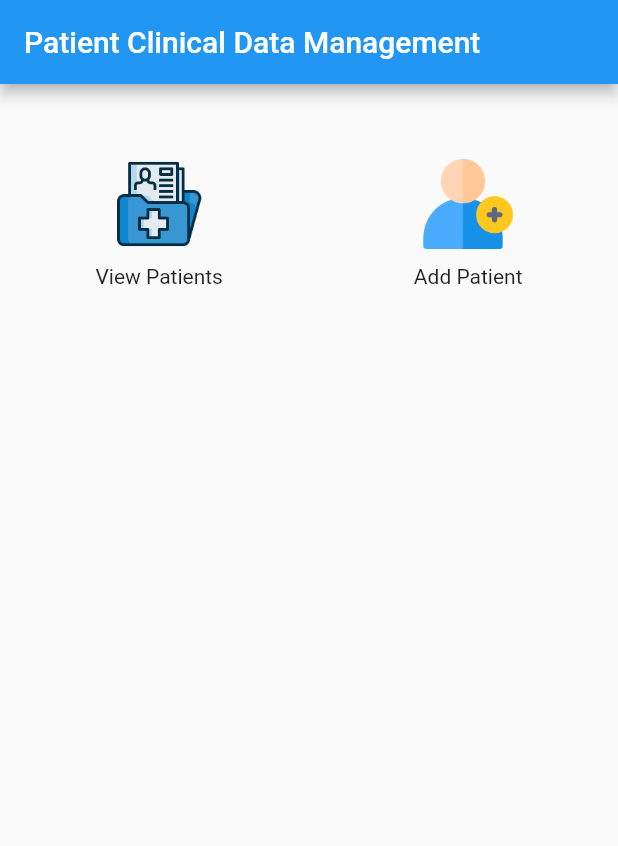
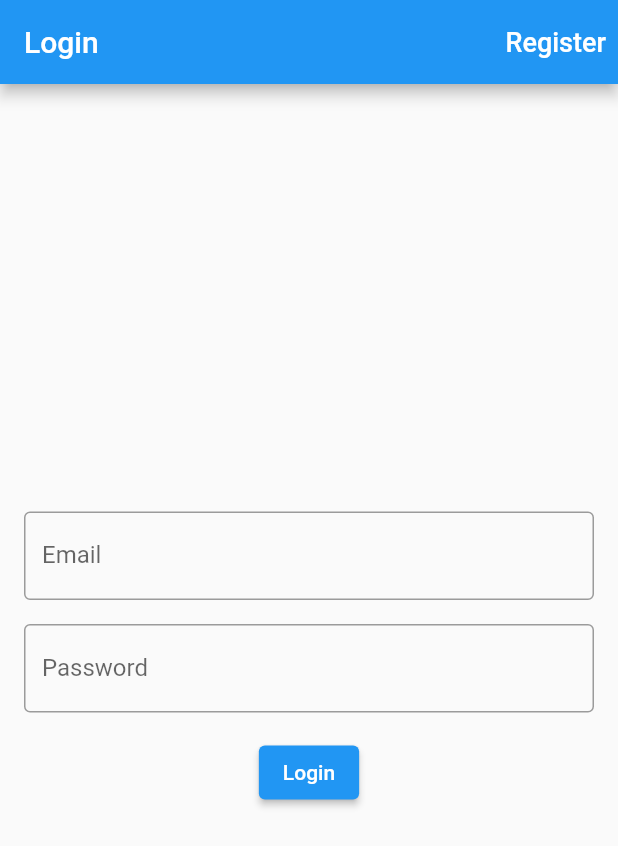
Before and after one commit to Nirajnepal/flutter-patient-app, a Flutter app: the screen it shows after launch, on a phone screen of 412 x 824 dp. Shown: the top 846 px of the screen. Run offline on Flutter 3.47's test engine with Material 2 defaults, Android fonts, the phone set to English and light mode, and no system bars.

```diff
--- a/lib/main.dart
+++ b/lib/main.dart
@@ -1,6 +1,9 @@
 import 'package:flutter/material.dart';
 import 'package:patient_app/models/patient.dart';
+import 'package:patient_app/models/user.dart';
 import 'package:patient_app/screens/home_screen.dart';
+import 'package:patient_app/screens/auth/login_screen.dart';
+import 'package:patient_app/screens/auth/register_screen.dart';
 import 'package:patient_app/screens/patient/patient_detail_screen.dart';
 import 'package:patient_app/screens/patient/patient_lists_screen.dart';
 import 'package:patient_app/screens/patient/add_patient_details_screen.dart';
@@ -20,6 +23,12 @@ class MyApp extends StatelessWidget {
     doctor: '',
   );
 
+  User user = User(
+    fullName: '',
+    email: '',
+    password: '',
+  );
+
   final GlobalKey<NavigatorState> navigatorKey = GlobalKey<NavigatorState>();
 
   @override
@@ -30,10 +39,14 @@ class MyApp extends StatelessWidget {
         primarySwatch: Colors.blue,
       ),
       navigatorKey: navigatorKey,
-      initialRoute: '/',
+      initialRoute: '/login',
       routes: {
-        '/': (context) => HomeScreen(),
-        '/patients': (context) => PatientListScreen(),
+        '/home': (context) => HomeScreen(
+              user: user,
+            ),
+        '/': (context) => const LoginScreen(),
+        '/register': (context) => const RegisterScreen(),
+        '/patients': (context) => const PatientListScreen(),
         '/patient_detail': (context) =>
             PatientDetailScreen(patient: patientData),
         '/add_patient': (context) => const AddPatientScreen(),
--- /dev/null
+++ b/lib/models/user.dart
@@ -0,0 +1,40 @@
+class User {
+  String? id;
+  String fullName;
+  String email;
+  String password;
+  String? token;
+
+  User({
+    this.id,
+    required this.fullName,
+    required this.email,
+    required this.password,
+    this.token,
+  });
+
+  factory User.fromJson(Map<String, dynamic> json) {
+    return User(
+      id: json['_id'],
+      fullName: json['full_name'],
+      email: json['email'],
+      password: json['password'],
+      token: json['token'],
+    );
+  }
+
+  Map<String, dynamic> toJson() {
+    return {
+      '_id': id,
+      'full_name': fullName,
+      'email': email,
+      'password': password,
+      'token': token,
+    };
+  }
+
+  @override
+  String toString() {
+    return 'User: { _id: $id, fullName: $fullName, email: $email, password: $password, token: $token }';
+  }
+}
--- /dev/null
+++ b/lib/screens/auth/login_screen.dart
@@ -0,0 +1,122 @@
+import 'package:flutter/material.dart';
+import 'package:patient_app/models/user.dart';
+import 'package:patient_app/screens/home_screen.dart';
+import 'package:patient_app/screens/services/auth.services.dart';
+
+class LoginScreen extends StatefulWidget {
+  const LoginScreen({Key? key}) : super(key: key);
+
+  @override
+  _LoginScreenState createState() => _LoginScreenState();
+}
+
+class _LoginScreenState extends State<LoginScreen> {
+  final AuthService authService = AuthService();
+  final GlobalKey<FormState> _formKey = GlobalKey<FormState>();
+  final _user = User(fullName: '', email: '', password: '');
+
+  bool _isLoading = false;
+  String _errorMessage = '';
+  String email = '';
+  String password = '';
+  bool success = false;
+
+  void _login() async {
+    if (_formKey.currentState!.validate()) {
+      _formKey.currentState!.save();
+      setState(() {
+        _isLoading = true;
+      });
+      try {
+        User loggedInUser = await authService.loginUser(
+          email: _user.email,
+          password: _user.password,
+        );
+
+        // ignore: use_build_context_synchronously
+        Navigator.of(context).pushReplacement(MaterialPageRoute(
+            builder: (context) => HomeScreen(user: loggedInUser)));
+      } catch (e) {
+        setState(() {
+          _isLoading = false;
+          _errorMessage = e.toString();
+        });
+      }
+    }
+  }
+
+  @override
+  Widget build(BuildContext context) {
+    return Scaffold(
+      appBar: AppBar(
+        title: const Text('Login'),
+        actions: [
+          TextButton(
+            onPressed: () {
+              Navigator.pushNamed(context, '/register');
+            },
+            child: const Text(
+              'Register',
+              style: TextStyle(color: Colors.white, fontSize: 18.0),
+            ),
+          ),
+        ],
+      ),
+      body: Padding(
+        padding: const EdgeInsets.all(16.0),
+        child: Form(
+          key: _formKey,
+          child: Column(
+            mainAxisAlignment: MainAxisAlignment.center,
+            children: [
+              TextFormField(
+                onSaved: (val) => setState(() => _user.email = val!),
+                validator: (value) {
+                  if (value!.isEmpty) {
+                    return 'Please enter an email';
+                  }
+                  return null;
+                },
+                keyboardType: TextInputType.emailAddress,
+                decoration: const InputDecoration(
+                  labelText: 'Email',
+                  border: OutlineInputBorder(),
+                ),
+              ),
+              const SizedBox(height: 16.0),
+              TextFormField(
+                onSaved: (val) => setState(() => _user.password = val!),
+                validator: (value) {
+                  if (value!.isEmpty) {
+                    return 'Please enter a password';
+                  }
+                  return null;
+                },
+                obscureText: true,
+                decoration: const InputDecoration(
+                  labelText: 'Password',
+                  border: OutlineInputBorder(),
+                ),
+              ),
+              const SizedBox(height: 16.0),
+              ElevatedButton(
+                onPressed: _isLoading ? null : _login,
+                child: _isLoading
+                    ? const CircularProgressIndicator()
+                    : const Text('Login'),
+              ),
+              if (_errorMessage.isNotEmpty)
+                Text(
+                  _errorMessage,
+                  style: const TextStyle(
+                    color: Colors.red,
+                    fontSize: 16.0,
+                  ),
+                ),
+            ],
+          ),
+        ),
+      ),
+    );
+  }
+}
--- a/lib/screens/patient/add_record_sceen.dart
+++ b/lib/screens/patient/add_record_sceen.dart
@@ -52,7 +52,7 @@ class _AddRecordScreenState extends State<AddRecordScreen> {
         );
 
         // ignore: use_build_context_synchronously
-        Navigator.push(
+        Navigator.pushReplacement(
             context,
             MaterialPageRoute(
               builder: (context) => PatientDetailScreen(
--- a/lib/screens/services/api.services.dart
+++ b/lib/screens/services/api.services.dart
@@ -3,7 +3,7 @@ import 'package:http/http.dart' as http;
 import 'package:patient_app/models/patient.dart';
 
 class APIService {
-  static const endpoint = 'http://192.168.0.20:8080/api';
+  static const endpoint = 'http://192.168.2.49:8080/api';
 
   // method to get all patients
   Future<List<Patient>> getPatients() async {
--- /dev/null
+++ b/lib/screens/services/auth.services.dart
@@ -0,0 +1,54 @@
+import 'dart:convert';
+import 'package:http/http.dart' as http;
+import '../../models/user.dart';
+
+class AuthService {
+  static const String _baseUrl = 'http://192.168.2.49:8080/api';
+  static const Map<String, String> _headers = {
+    'Content-Type': 'application/json'
+  };
+
+  Future<User> registerUser(
+      {required String fullName,
+      required String email,
+      required String password}) async {
+    const String apiUrl = '$_baseUrl/register';
+
+    final body = jsonEncode({
+      'full_name': fullName,
+      'email': email,
+      'password': password,
+    });
+
+    final response =
+        await http.post(Uri.parse(apiUrl), headers: _headers, body: body);
+    print(response.body);
+    if (response.statusCode == 201) {
+      return User.fromJson(jsonDecode(response.body));
+    } else {
+      throw Exception(response.body);
+    }
+  }
+
+  Future<User> loginUser(
+      {required String email, required String password}) async {
+    const String apiUrl = '$_baseUrl/login';
+
+    final body = jsonEncode({
+      'email': email,
+      'password': password,
+    });
+
+    final response =
+        await http.post(Uri.parse(apiUrl), headers: _headers, body: body);
+    if (response.statusCode == 200) {
+      final Map<String, dynamic> responseBody = jsonDecode(response.body);
+      final user = User.fromJson(responseBody['user']);
+      user.token = responseBody['token'];
+      // print(user);
+      return user;
+    } else {
+      throw Exception(response.body);
+    }
+  }
+}
```
Also changed, not shown: lib/screens/auth/register_screen.dart (added, +125 -0 lines), lib/screens/home_screen.dart (+35 -9 lines), lib/screens/patient/patient_detail_screen.dart (+9 -2 lines), lib/screens/patient/record_screen.dart (+4 -3 lines).
